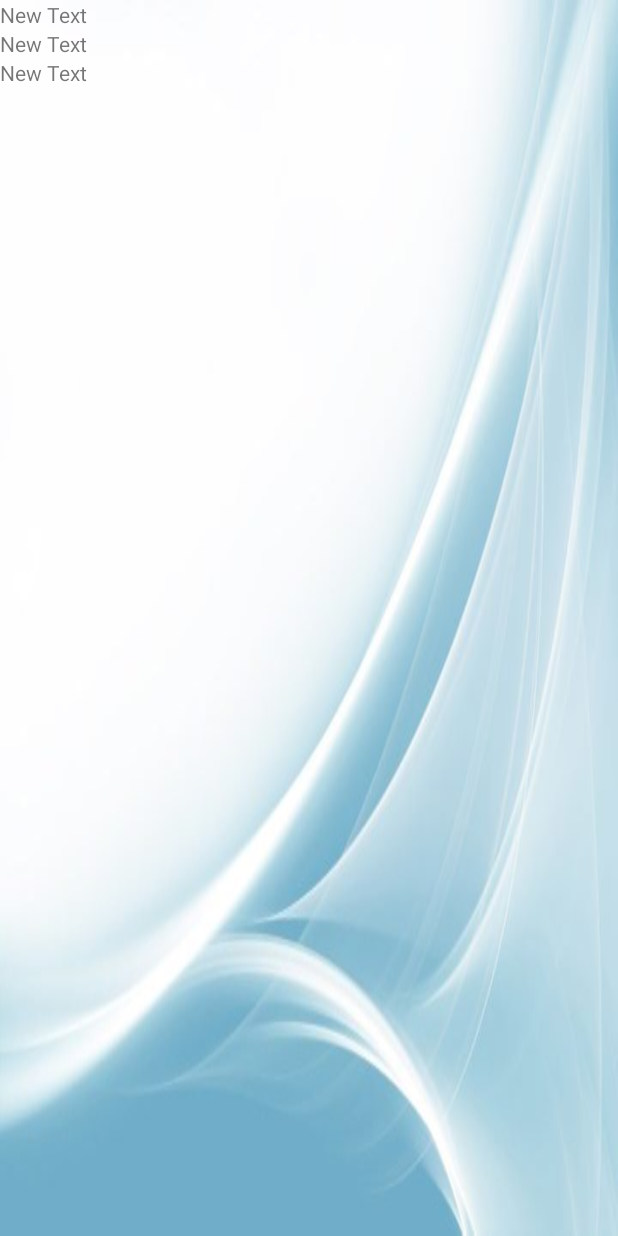
After one commit to danielphingston/Life, an Android app: the layout list_view_layout.xml on its own in the app's theme, with its tools: preview values and no code run, on a phone screen of 412 x 824 dp. The commit adds this screen. Run offline under Robolectric (Android 15) with nearby library versions, the phone set to English and light mode, and no system bars; network calls fail.

Commit message:
list view update

```diff
--- a/app/build.gradle
+++ b/app/build.gradle
@@ -17,6 +17,7 @@ android {
             proguardFiles getDefaultProguardFile('proguard-android.txt'), 'proguard-rules.pro'
         }
     }
+
 }
 
 dependencies {
@@ -25,7 +26,10 @@ dependencies {
     compile 'com.android.support:appcompat-v7:23.3.0'
     compile 'com.android.support:design:23.3.0'
     compile 'com.android.volley:volley:1.0.0'
-
+    compile 'com.google.code.gson:gson:2.6.2'
+    compile 'com.squareup.retrofit2:converter-gson:2.0.0'
+    compile 'com.squareup.retrofit2:retrofit:2.2.0'
+   // compile 'com.android.support.recyclerview-v7:23.3.0'
 
 
 }
--- a/app/src/main/AndroidManifest.xml
+++ b/app/src/main/AndroidManifest.xml
@@ -32,6 +32,6 @@
         </activity>
         <activity android:name=".Login">
         </activity>
-    </application>
+     </application>
 
 </manifest>
--- a/app/src/main/java/com/example/d/life/MainActivity.java
+++ b/app/src/main/java/com/example/d/life/MainActivity.java
@@ -5,7 +5,6 @@ import android.support.v7.app.AppCompatActivity;
 import android.os.Bundle;
 import android.view.View;
 import android.widget.Button;
-import android.widget.EditText;
 import android.widget.TextView;
 
 
--- /dev/null
+++ b/app/src/main/res/layout/list_view_layout.xml
@@ -0,0 +1,22 @@
+<?xml version="1.0" encoding="utf-8"?>
+<LinearLayout xmlns:android="http://schemas.android.com/apk/res/android"
+              android:orientation="vertical" android:layout_width="match_parent"
+              android:layout_height="match_parent">
+
+    <TextView
+        android:layout_width="wrap_content"
+        android:layout_height="wrap_content"
+        android:text="New Text"
+        android:id="@+id/textViewId" />
+    <TextView
+        android:layout_width="wrap_content"
+        android:layout_height="wrap_content"
+        android:text="New Text"
+        android:id="@+id/textViewName" />
+    <TextView
+        android:layout_width="wrap_content"
+        android:layout_height="wrap_content"
+        android:text="New Text"
+        android:id="@+id/textViewEmail" />
+
+</LinearLayout>
--- a/app/src/main/res/values/strings.xml
+++ b/app/src/main/res/values/strings.xml
@@ -23,7 +23,6 @@
         <item>Pancreas </item>
         <item>Tendons </item>
     </string-array>
-
 
 
     <string name="faq1">Why should I become an Organ Donor?</string>
```
Also changed, not shown: app/src/main/java/com/example/d/life/CustomList.java (added, +42 -0 lines), app/src/main/java/com/example/d/life/Donors.java (+55 -5 lines), app/src/main/java/com/example/d/life/ParseJSON.java (added, +46 -0 lines), app/src/main/res/layout/activity_donors.xml (+19 -17 lines), 1 other file.
